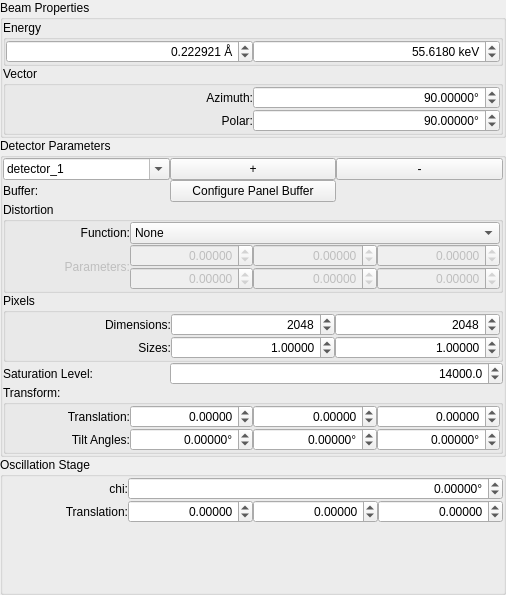
Before: the Qt Designer form hexrd/ui/resources/ui/calibration_config_widget.ui in HEXRD/hexrdgui, drawn with Qt 5.
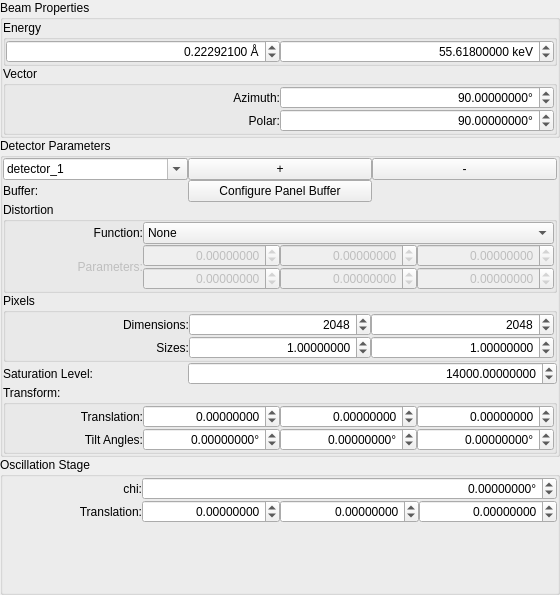
After: the same form once the commit is applied. Custom widgets are drawn as their Qt base class.

Commit message:
Use scientific spinboxes for calibration form view
This allows for a higher precision when displaying and
setting the parameters.

This also fixes an issue where the pixel sizes could not be
less than 0.1.

The edit to the form file:
```diff
--- a/hexrd/ui/resources/ui/calibration_config_widget.ui
+++ b/hexrd/ui/resources/ui/calibration_config_widget.ui
@@ -6,7 +6,7 @@
    <rect>
     <x>0</x>
     <y>0</y>
-    <width>506</width>
+    <width>560</width>
     <height>595</height>
    </rect>
   </property>
@@ -80,7 +80,7 @@
             <string> Å</string>
            </property>
            <property name="decimals">
-            <number>6</number>
+            <number>8</number>
            </property>
            <property name="minimum">
             <double>0.000001000000000</double>
@@ -108,10 +108,10 @@
             <string> keV</string>
            </property>
            <property name="decimals">
-            <number>4</number>
+            <number>8</number>
            </property>
            <property name="minimum">
-            <double>0.100000000000000</double>
+            <double>0.000001000000000</double>
            </property>
            <property name="maximum">
             <double>1000000.000000000000000</double>
@@ -163,7 +163,7 @@
             <string>°</string>
            </property>
            <property name="decimals">
-            <number>5</number>
+            <number>8</number>
            </property>
            <property name="maximum">
             <double>360.000000000000000</double>
@@ -191,7 +191,7 @@
             <string>°</string>
            </property>
            <property name="decimals">
-            <number>5</number>
+            <number>8</number>
            </property>
            <property name="maximum">
             <double>360.000000000000000</double>
@@ -260,10 +260,10 @@
          <bool>false</bool>
         </property>
         <property name="decimals">
-         <number>1</number>
+         <number>8</number>
         </property>
         <property name="maximum">
-         <double>100000.000000000000000</double>
+         <double>10000000.000000000000000</double>
         </property>
         <property name="value">
          <double>14000.000000000000000</double>
@@ -310,13 +310,13 @@
             <string/>
            </property>
            <property name="decimals">
-            <number>5</number>
+            <number>8</number>
            </property>
            <property name="minimum">
-            <double>-10000.000000000000000</double>
+            <double>-100000.000000000000000</double>
            </property>
            <property name="maximum">
-            <double>10000.000000000000000</double>
+            <double>100000.000000000000000</double>
            </property>
            <property name="singleStep">
             <double>0.100000000000000</double>
@@ -345,13 +345,13 @@
             <string/>
            </property>
            <property name="decimals">
-            <number>5</number>
+            <number>8</number>
            </property>
            <property name="minimum">
-            <double>-10000.000000000000000</double>
+            <double>-100000.000000000000000</double>
            </property>
            <property name="maximum">
-            <double>10000.000000000000000</double>
+            <double>100000.000000000000000</double>
            </property>
            <property name="singleStep">
             <double>0.100000000000000</double>
@@ -370,13 +370,13 @@
             <string/>
            </property>
            <property name="decimals">
-            <number>5</number>
+            <number>8</number>
            </property>
            <property name="minimum">
-            <double>-10000.000000000000000</double>
+            <double>-100000.000000000000000</double>
            </property>
            <property name="maximum">
-            <double>10000.000000000000000</double>
+            <double>100000.000000000000000</double>
            </property>
            <property name="singleStep">
             <double>0.100000000000000</double>
@@ -405,13 +405,13 @@
             <string>°</string>
            </property>
            <property name="decimals">
-            <number>5</number>
+            <number>8</number>
            </property>
            <property name="minimum">
-            <double>-10000.000000000000000</double>
+            <double>-100000.000000000000000</double>
            </property>
            <property name="maximum">
-            <double>10000.000000000000000</double>
+            <double>100000.000000000000000</double>
            </property>
            <property name="singleStep">
             <double>0.100000000000000</double>
@@ -430,13 +430,13 @@
             <string>°</string>
            </property>
            <property name="decimals">
-            <number>5</number>
+            <number>8</number>
            </property>
            <property name="minimum">
-            <double>-10000.000000000000000</double>
+            <double>-100000.000000000000000</double>
            </property>
            <property name="maximum">
-            <double>10000.000000000000000</double>
+            <double>100000.000000000000000</double>
            </property>
            <property name="singleStep">
             <double>0.100000000000000</double>
@@ -455,13 +455,13 @@
             <string>°</string>
            </property>
            <property name="decimals">
-            <number>5</number>
+            <number>8</number>
            </property>
            <property name="minimum">
-            <double>-10000.000000000000000</double>
+            <double>-100000.000000000000000</double>
            </property>
            <property name="maximum">
-            <double>10000.000000000000000</double>
+            <double>100000.000000000000000</double>
            </property>
            <property name="singleStep">
             <double>0.100000000000000</double>
@@ -552,13 +552,13 @@
             <string/>
            </property>
            <property name="decimals">
-            <number>5</number>
+            <number>8</number>
            </property>
            <property name="minimum">
-            <double>-10000.000000000000000</double>
+            <double>-100000.000000000000000</double>
            </property>
            <property name="maximum">
-            <double>10000.000000000000000</double>
+            <double>100000.000000000000000</double>
            </property>
            <property name="singleStep">
             <double>0.100000000000000</double>
@@ -580,13 +580,13 @@
             <string/>
            </property>
            <property name="decimals">
-            <number>5</number>
+            <number>8</number>
            </property>
            <property name="minimum">
-            <double>-10000.000000000000000</double>
+            <double>-100000.000000000000000</double>
            </property>
            <property name="maximum">
-            <double>10000.000000000000000</double>
+            <double>100000.000000000000000</double>
            </property>
            <property name="singleStep">
             <double>0.100000000000000</double>
@@ -608,13 +608,13 @@
             <string/>
            </property>
            <property name="decimals">
-            <number>5</number>
+            <number>8</number>
            </property>
            <property name="minimum">
-            <double>-10000.000000000000000</double>
+            <double>-100000.000000000000000</double>
            </property>
            <property name="maximum">
-            <double>10000.000000000000000</double>
+            <double>100000.000000000000000</double>
            </property>
            <property name="singleStep">
             <double>0.100000000000000</double>
@@ -633,13 +633,13 @@
             <bool>false</bool>
            </property>
            <property name="decimals">
-            <number>5</number>
+            <number>8</number>
            </property>
            <property name="minimum">
-            <double>-10000.000000000000000</double>
+            <double>-100000.000000000000000</double>
            </property>
            <property name="maximum">
-            <double>10000.000000000000000</double>
+            <double>100000.000000000000000</double>
            </property>
            <property name="singleStep">
             <double>0.100000000000000</double>
@@ -658,13 +658,13 @@
             <bool>false</bool>
            </property>
            <property name="decimals">
-            <number>5</number>
+            <number>8</number>
            </property>
            <property name="minimum">
-            <double>-10000.000000000000000</double>
+            <double>-100000.000000000000000</double>
            </property>
            <property name="maximum">
-            <double>10000.000000000000000</double>
+            <double>100000.000000000000000</double>
            </property>
            <property name="singleStep">
             <double>0.100000000000000</double>
@@ -683,13 +683,13 @@
             <bool>false</bool>
            </property>
            <property name="decimals">
-            <number>5</number>
+            <number>8</number>
            </property>
            <property name="minimum">
-            <double>-10000.000000000000000</double>
+            <double>-100000.000000000000000</double>
            </property>
            <property name="maximum">
-            <double>10000.000000000000000</double>
+            <double>100000.000000000000000</double>
            </property>
            <property name="singleStep">
             <double>0.100000000000000</double>
@@ -749,13 +749,13 @@
             <bool>false</bool>
            </property>
            <property name="decimals">
-            <number>5</number>
+            <number>8</number>
            </property>
            <property name="minimum">
-            <double>0.100000000000000</double>
+            <double>0.000001000000000</double>
            </property>
            <property name="maximum">
-            <double>100.000000000000000</double>
+            <double>1000000.000000000000000</double>
            </property>
            <property name="singleStep">
             <double>0.100000000000000</double>
@@ -794,13 +794,13 @@
             <bool>false</bool>
            </property>
            <property name="decimals">
-            <number>5</number>
+            <number>8</number>
            </property>
            <property name="minimum">
-            <double>0.100000000000000</double>
+            <double>0.000001000000000</double>
            </property>
            <property name="maximum">
-            <double>100.000000000000000</double>
+            <double>1000000.000000000000000</double>
            </property>
            <property name="singleStep">
             <double>0.100000000000000</double>
@@ -924,7 +924,7 @@
          <string/>
         </property>
         <property name="decimals">
-         <number>5</number>
+         <number>8</number>
         </property>
         <property name="minimum">
          <double>-100000.000000000000000</double>
@@ -949,7 +949,7 @@
          <string/>
         </property>
         <property name="decimals">
-         <number>5</number>
+         <number>8</number>
         </property>
         <property name="minimum">
          <double>-100000.000000000000000</double>
@@ -974,7 +974,7 @@
          <string/>
         </property>
         <property name="decimals">
-         <number>5</number>
+         <number>8</number>
         </property>
         <property name="minimum">
          <double>-100000.000000000000000</double>
@@ -999,7 +999,7 @@
          <string>°</string>
         </property>
         <property name="decimals">
-         <number>5</number>
+         <number>8</number>
         </property>
         <property name="minimum">
          <double>-100000.000000000000000</double>
```
Left out of the diff: 34 changed lines with no effect on the pictures.
